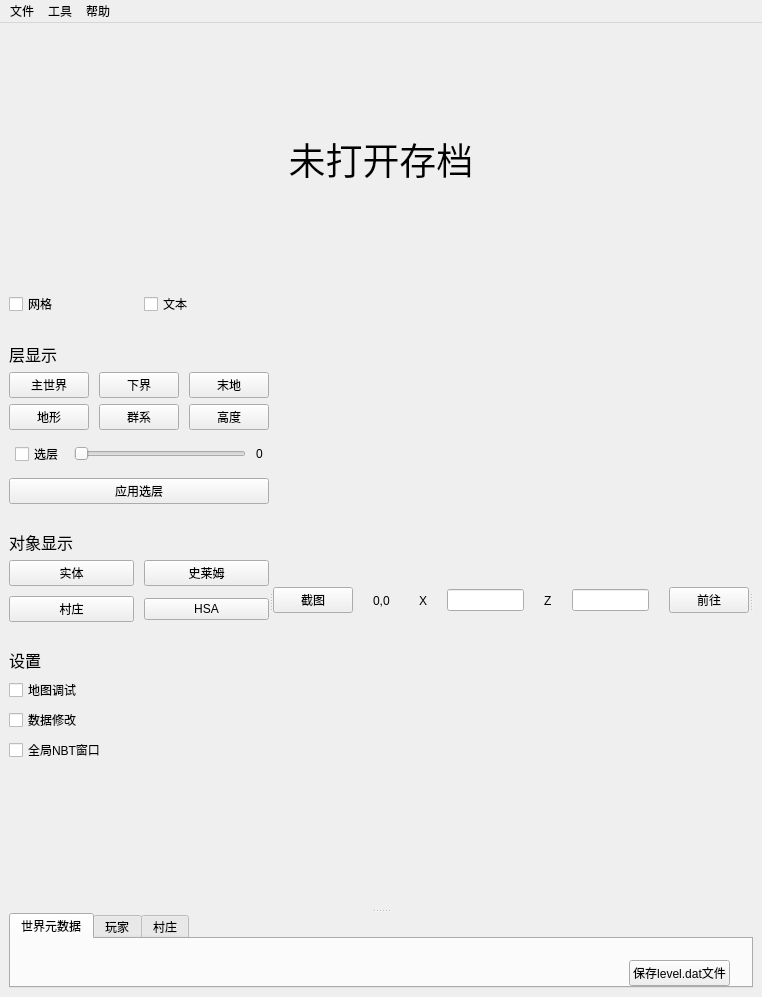
The window that mainwindow.ui (bedrock-dev/BedrockMap) describes before a commit, drawn with Qt 5.
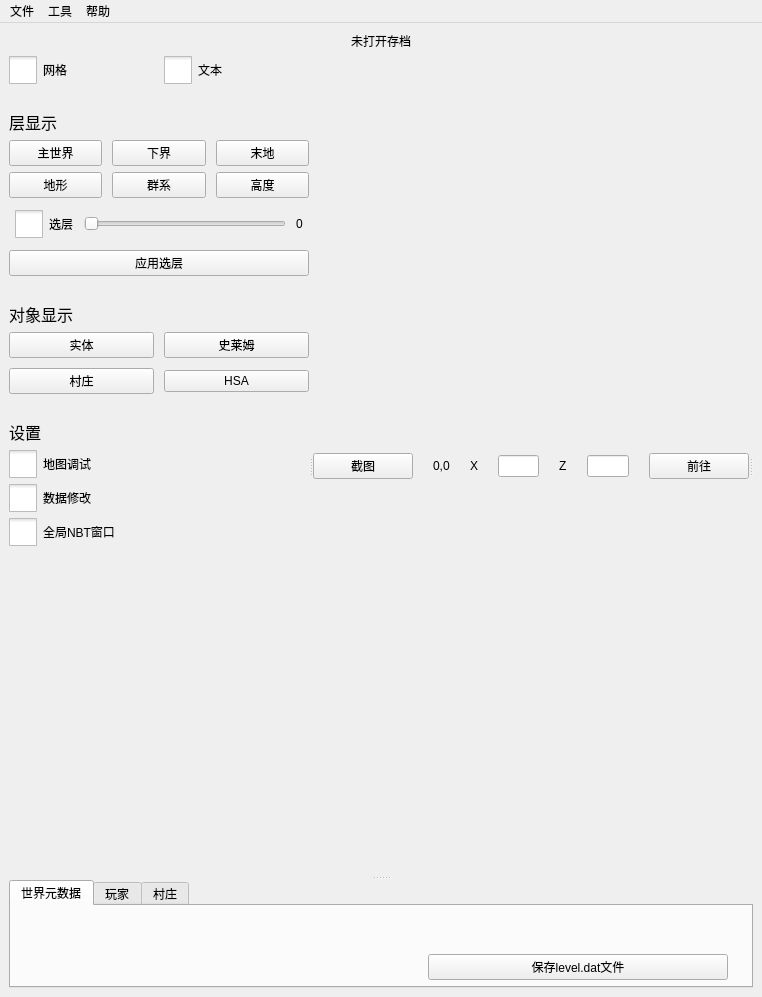
The same window after the commit. Icons and pictures are not drawn.

What changed in the file:
```diff
--- a/mainwindow.ui
+++ b/mainwindow.ui
@@ -39,10 +39,8 @@
        <bool>false</bool>
       </property>
       <property name="styleSheet">
-       <string notr="true">font: 28pt;
-border: none;
-background-color: rgba(255, 255, 255, 0);
-margin: 100px;</string>
+       <string notr="true">background-color: rgba(255, 255, 255, 0);
+border: none</string>
       </property>
       <property name="text">
        <string>未打开存档</string>
@@ -59,6 +57,12 @@
         <enum>Qt::Horizontal</enum>
        </property>
        <widget class="QWidget" name="control_panel_widget" native="true">
+        <property name="minimumSize">
+         <size>
+          <width>300</width>
+          <height>0</height>
+         </size>
+        </property>
         <layout class="QVBoxLayout" name="verticalLayout_4">
          <item>
           <layout class="QHBoxLayout" name="horizontalLayout_2" stretch="0,0">
@@ -79,6 +83,12 @@
            </property>
            <item>
             <widget class="QCheckBox" name="grid_checkbox">
+             <property name="styleSheet">
+              <string notr="true">QCheckBox::indicator {
+     width: 28px;
+     height: 28px;
+}</string>
+             </property>
              <property name="text">
               <string>网格</string>
              </property>
@@ -86,6 +96,12 @@
            </item>
            <item>
             <widget class="QCheckBox" name="text_checkbox">
+             <property name="styleSheet">
+              <string notr="true">QCheckBox::indicator {
+     width: 28px;
+     height: 28px;
+}</string>
+             </property>
              <property name="text">
               <string>文本</string>
              </property>
@@ -225,6 +241,12 @@
              </property>
              <item>
               <widget class="QCheckBox" name="enable_layer_checkbox">
+               <property name="styleSheet">
+                <string notr="true">QCheckBox::indicator {
+     width: 28px;
+     height: 28px;
+}</string>
+               </property>
                <property name="text">
                 <string>选层</string>
                </property>
@@ -330,6 +352,12 @@
            </item>
            <item>
             <widget class="QCheckBox" name="debug_checkbox">
+             <property name="styleSheet">
+              <string notr="true">QCheckBox::indicator {
+     width: 28px;
+     height: 28px;
+}</string>
+             </property>
              <property name="text">
               <string>地图调试</string>
              </property>
@@ -337,6 +365,12 @@
            </item>
            <item>
             <widget class="QCheckBox" name="enable_chunk_edit_check_box">
+             <property name="styleSheet">
+              <string notr="true">QCheckBox::indicator {
+     width: 28px;
+     height: 28px;
+}</string>
+             </property>
              <property name="text">
               <string>数据修改</string>
              </property>
@@ -344,6 +378,12 @@
            </item>
            <item>
             <widget class="QCheckBox" name="global_nbt_checkbox">
+             <property name="styleSheet">
+              <string notr="true">QCheckBox::indicator {
+     width: 28px;
+     height: 28px;
+}</string>
+             </property>
              <property name="text">
               <string>全局NBT窗口</string>
              </property>
@@ -367,7 +407,7 @@
         </layout>
        </widget>
        <widget class="QWidget" name="map_widget" native="true">
-        <layout class="QVBoxLayout" name="verticalLayout_6" stretch="1,10">
+        <layout class="QVBoxLayout" name="verticalLayout_6" stretch="1,40">
          <item>
           <widget class="QWidget" name="map_buttom_toolbar_widget" native="true">
            <property name="autoFillBackground">
@@ -391,6 +431,12 @@
             </property>
             <item>
              <widget class="QPushButton" name="screenshot_btn">
+              <property name="minimumSize">
+               <size>
+                <width>100</width>
+                <height>0</height>
+               </size>
+              </property>
               <property name="text">
                <string>截图</string>
               </property>
@@ -438,6 +484,12 @@
             </item>
             <item>
              <widget class="QPushButton" name="goto_btn">
+              <property name="minimumSize">
+               <size>
+                <width>100</width>
+                <height>0</height>
+               </size>
+              </property>
               <property name="text">
                <string>前往</string>
               </property>
@@ -481,8 +533,14 @@
               <property name="leftMargin">
                <number>12</number>
               </property>
+              <property name="topMargin">
+               <number>2</number>
+              </property>
               <property name="rightMargin">
-               <number>12</number>
+               <number>14</number>
+              </property>
+              <property name="bottomMargin">
+               <number>6</number>
               </property>
               <item>
                <spacer name="horizontalSpacer_3">
@@ -499,6 +557,12 @@
               </item>
               <item>
                <widget class="QPushButton" name="save_leveldat_btn">
+                <property name="minimumSize">
+                 <size>
+                  <width>300</width>
+                  <height>0</height>
+                 </size>
+                </property>
                 <property name="text">
                  <string>保存level.dat文件</string>
                 </property>
```
Left out of the diff: 32 changed lines with no effect on the pictures.
